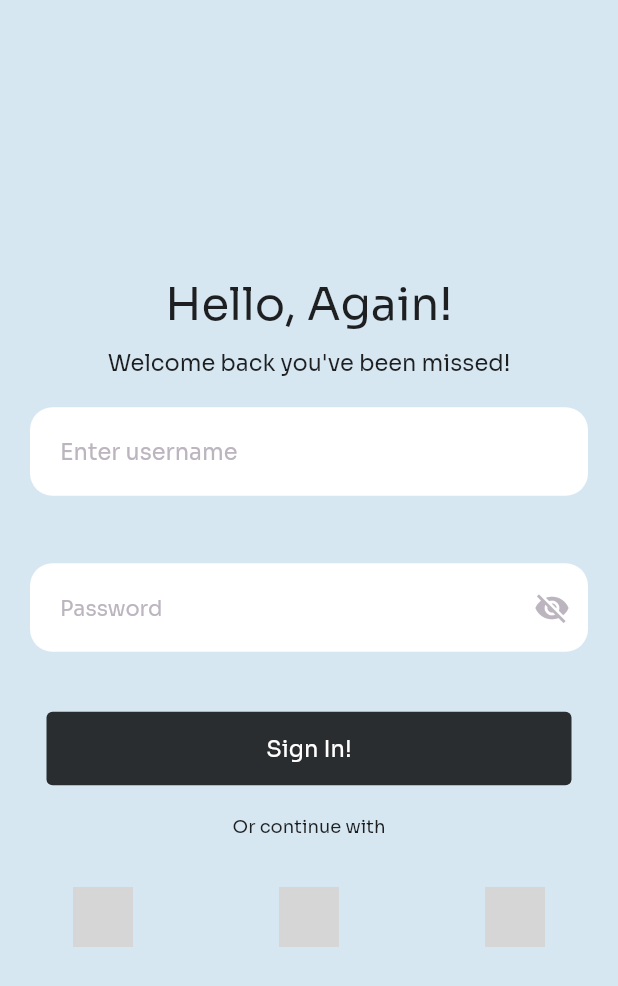
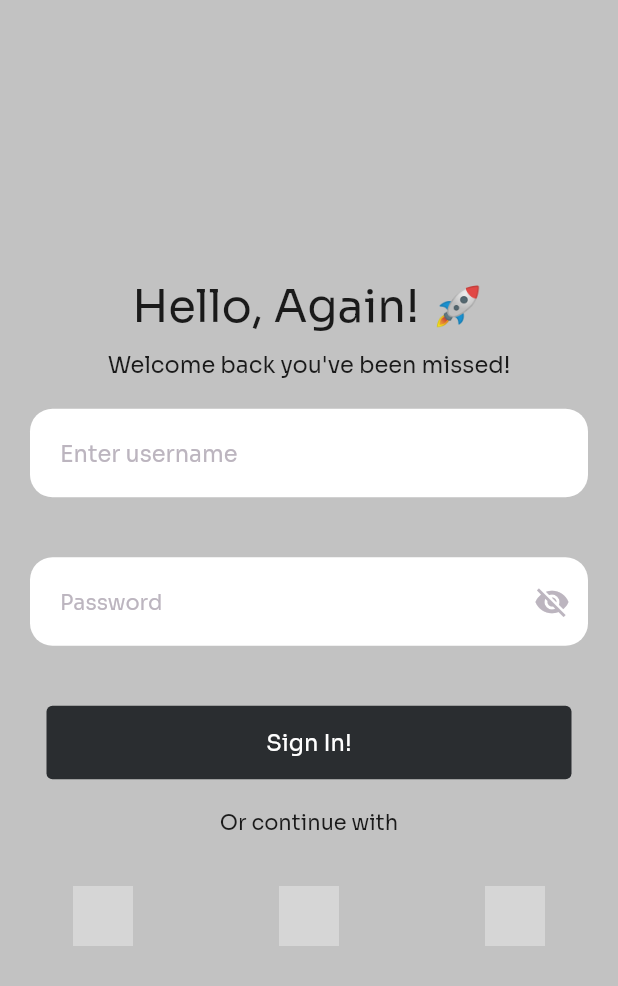
Before and after one commit to mthmontes/login-app, a Flutter app: the screen it shows after launch, on a phone screen of 412 x 824 dp. Shown: the top 986 px of the screen. Run offline on Flutter 3.47's test engine with Material 2 defaults, Android fonts, the phone set to English and light mode, and no system bars; network calls fail; grey boxes are pictures that could not be loaded.

Commit message:
style: add a new styles for project and remove someone folders

```diff
--- a/login_app/lib/login_screen.dart
+++ b/login_app/lib/login_screen.dart
@@ -25,14 +25,13 @@ class _HomePageState extends State<HomePage> {
   @override
   Widget build(BuildContext context) {
     return Scaffold(
-      backgroundColor: Color(0xffD7E7F2),
+      backgroundColor: Color.fromARGB(255, 194, 194, 194),
       body: Center(
         child: Column(
           mainAxisAlignment: MainAxisAlignment.center,
           children: [
             Text(
-              textAlign: TextAlign.left,
-              "Hello, Again!",
+              "Hello, Again! 🚀",
               style: TextStyle(fontSize: 30.0, fontFamily: 'Sora'),
             ),
             SizedBox(
@@ -61,9 +60,6 @@ class _HomePageState extends State<HomePage> {
                       borderRadius: BorderRadius.all(Radius.circular(15)),
                     ),
                   )),
-            ),
-            SizedBox(
-              height: 5,
             ),
             Padding(
               padding: EdgeInsets.all(20),
@@ -117,13 +113,11 @@ class _HomePageState extends State<HomePage> {
             SizedBox(
               height: 20.0,
             ),
-            Text(
-              "Or continue with",
-              style: TextStyle(
-                fontFamily: 'Sora',
-                fontSize: 12.0,
-              ),
-            ),
+            Text("Or continue with",
+                style: TextStyle(
+                  fontFamily: 'Sora',
+                  fontSize: 14.0,
+                )),
             SizedBox(
               height: 25.0,
             ),
--- a/login_app/lib/second_screen.dart
+++ b/login_app/lib/second_screen.dart
@@ -1,4 +1,4 @@
-// ignore_for_file: prefer_const_constructors, use_function_type_syntax_for_parameters
+// ignore_for_file: prefer_const_constructors, use_function_type_syntax_for_parameters, unused_import
 
 import 'package:flutter/material.dart';
 import 'package:my_app/login_screen.dart';
```
Also changed, not shown: 9 other files.
